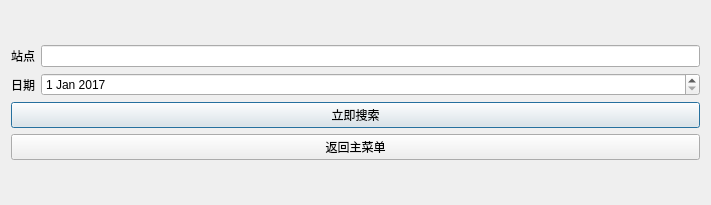
Qt form Client/UI/TrainUI/stationsearch.ui (TimerChen/TrainTickets) before a commit.
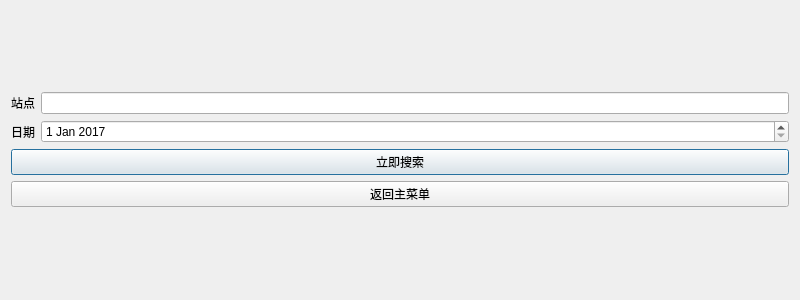
The same form after that commit. Icons and pictures are not drawn.

What changed in the file:
```diff
--- a/Client/UI/TrainUI/stationsearch.ui
+++ b/Client/UI/TrainUI/stationsearch.ui
@@ -6,8 +6,8 @@
    <rect>
     <x>0</x>
     <y>0</y>
-    <width>711</width>
-    <height>205</height>
+    <width>800</width>
+    <height>300</height>
    </rect>
   </property>
   <property name="windowTitle">
```
